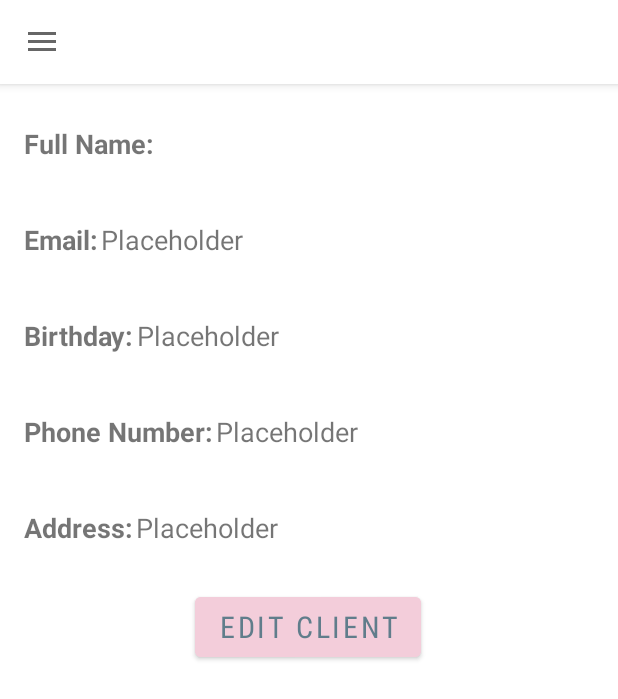
After one commit to appeldaniel1998/ABM, an Android app: the ClientsSingleClientViewActivity screen opened directly, with no data from a screen before it, on a phone screen of 412 x 824 dp. The commit adds this screen. Shown: the top 699 px of the screen. Run offline under Robolectric (Android 15) with nearby library versions, the phone set to English and light mode, and no system bars; our stand-ins replace Firebase (no records; nobody signed in at launch, a user with empty details on screens opened directly); 5 statements that could not run were skipped.

Commit message:
added onclick to clients, single client activity

```diff
--- a/app/src/main/java/com/example/abm/Clients/ClientItemRecycleView.java
+++ b/app/src/main/java/com/example/abm/Clients/ClientItemRecycleView.java
@@ -3,10 +3,12 @@ package com.example.abm.Clients;
 public class ClientItemRecycleView {
     private String name;
     private String email;
+    private String UID;
 
-    public ClientItemRecycleView(String name, String email) {
+    public ClientItemRecycleView(String name, String email, String uid) {
         this.name = name;
         this.email = email;
+        this.UID = uid;
     }
 
     public String getName() {
@@ -16,4 +18,8 @@ public class ClientItemRecycleView {
     public String getEmail() {
         return email;
     }
+
+    public String getUID() {
+        return UID;
+    }
 }
--- a/app/src/main/java/com/example/abm/Clients/ClientsMainActivity.java
+++ b/app/src/main/java/com/example/abm/Clients/ClientsMainActivity.java
@@ -1,19 +1,16 @@
 package com.example.abm.Clients;
 
 import android.app.ProgressDialog;
+import android.content.Intent;
 import android.os.Bundle;
 
-import androidx.annotation.NonNull;
 import androidx.recyclerview.widget.DividerItemDecoration;
 import androidx.recyclerview.widget.LinearLayoutManager;
 import androidx.recyclerview.widget.RecyclerView;
 
 import com.example.abm.BaseActivity;
 import com.example.abm.R;
-import com.google.android.gms.tasks.OnCompleteListener;
-import com.google.android.gms.tasks.Task;
 import com.google.firebase.firestore.QueryDocumentSnapshot;
-import com.google.firebase.firestore.QuerySnapshot;
 
 import java.util.ArrayList;
 import java.util.Map;
@@ -44,27 +41,29 @@ public class ClientsMainActivity extends BaseActivity {
 
         super.getCurrDatabase().collection("Clients")
                 .get()
-                .addOnCompleteListener(new OnCompleteListener<QuerySnapshot>() {
-                    @Override
-                    public void onComplete(@NonNull Task<QuerySnapshot> task) {
+                .addOnCompleteListener(task -> {
                     if (task.isSuccessful()) {
                         for (QueryDocumentSnapshot document : task.getResult()) {
                             Map<String, Object> data = document.getData();
                             String name = data.get("firstName") + " " + data.get("lastName");
                             String email = (String) data.get("email");
-                                clients.add(new ClientItemRecycleView(name, email));
+                            String uid = (String) data.get("uid");
+                            clients.add(new ClientItemRecycleView(name, email, uid));
                         }
                         recyclerViewAdapter = new ClientsRecycleAdapter(clients);
                         recyclerView.setAdapter(recyclerViewAdapter);
                         progressDialog.dismiss();
-                        }
-                    }
-                });
 
                         recyclerViewAdapter.setOnItemClickListener(new ClientsRecycleAdapter.OnItemClickListener() {
                             @Override
                             public void onItemClick(int position) {
+//                                ClientsMainActivity.super.setClientIndex(clients.get(position).getUID());
 
+                                Intent myIntent = new Intent(ClientsMainActivity.this, ClientsSingleClientViewActivity.class);
+                                myIntent.putExtra("clientUID", clients.get(position).getUID()); //Optional parameters
+                                ClientsMainActivity.this.startActivity(myIntent);
+                            }
+                        });
                     }
                 });
     }
--- /dev/null
+++ b/app/src/main/java/com/example/abm/Clients/ClientsSingleClientViewActivity.java
@@ -0,0 +1,67 @@
+package com.example.abm.Clients;
+
+import android.app.ProgressDialog;
+import android.content.Intent;
+import android.os.Bundle;
+import android.widget.TextView;
+
+import com.example.abm.BaseActivity;
+import com.example.abm.R;
+import com.google.android.gms.tasks.OnSuccessListener;
+import com.google.firebase.firestore.DocumentSnapshot;
+
+public class ClientsSingleClientViewActivity extends BaseActivity {
+
+    Client client;
+    String clientUID;
+
+    private TextView titleName;
+    private TextView name;
+    private TextView email;
+    private TextView birthday;
+    private TextView phoneNumber;
+    private TextView address;
+
+    @Override
+    protected void onCreate(Bundle savedInstanceState) {
+        super.onCreate(savedInstanceState);
+        setContentView(R.layout.activity_clients_single_client_view);
+        super.initMenuSideBar();
+
+        ProgressDialog progressDialog;
+        progressDialog = ProgressDialog.show(this, "Client", "Loading, please wait...", true);
+
+        Intent intent = getIntent();
+        clientUID = intent.getStringExtra("clientUID");
+
+        super.getCurrDatabase().collection("Clients").document(clientUID)
+                .get()
+                .addOnSuccessListener(new OnSuccessListener<DocumentSnapshot>() {
+                    @Override
+                    public void onSuccess(DocumentSnapshot documentSnapshot) {
+                        client = documentSnapshot.toObject(Client.class);
+                        initValuesOfLayout();
+                        progressDialog.dismiss();
+                    }
+                });
+
+
+    }
+
+    private void initValuesOfLayout() {
+        titleName = findViewById(R.id.titleFullName);
+        name = findViewById(R.id.fullNamePlaceholder);
+        email = findViewById(R.id.emailPlaceholder);
+        birthday = findViewById(R.id.birthdayPlaceholder);
+        phoneNumber = findViewById(R.id.phoneNumberPlaceholder);
+        address = findViewById(R.id.addressPlaceholder);
+
+        String fullName = client.getFirstName() + " " + this.client.getLastName();
+        titleName.setText(fullName);
+        name.setText(fullName);
+        email.setText(client.getEmail());
+        birthday.setText(client.getBirthdayDate());
+        phoneNumber.setText(client.getPhoneNumber());
+        address.setText(client.getAddress());
+    }
+}
--- /dev/null
+++ b/app/src/main/res/layout/activity_clients_single_client_view.xml
@@ -0,0 +1,260 @@
+<?xml version="1.0" encoding="utf-8"?>
+<androidx.drawerlayout.widget.DrawerLayout xmlns:android="http://schemas.android.com/apk/res/android"
+    xmlns:app="http://schemas.android.com/apk/res-auto"
+    xmlns:tools="http://schemas.android.com/tools"
+    android:id="@+id/drawer_layout"
+    android:layout_width="match_parent"
+    android:layout_height="match_parent"
+    tools:context=".Clients.ClientsSingleClientViewActivity">
+
+    <androidx.constraintlayout.widget.ConstraintLayout
+        android:layout_width="match_parent"
+        android:layout_height="wrap_content">
+
+        <com.google.android.material.appbar.AppBarLayout
+            android:id="@+id/AppBar"
+            android:layout_width="match_parent"
+            android:layout_height="wrap_content"
+            app:layout_constraintEnd_toEndOf="parent"
+            app:layout_constraintStart_toStartOf="parent"
+            app:layout_constraintTop_toTopOf="parent">
+
+            <androidx.appcompat.widget.Toolbar
+                android:id="@+id/ProductsRecycleView"
+                android:layout_width="match_parent"
+                android:layout_height="?attr/actionBarSize"
+                android:background="@android:color/white">
+
+                <TextView
+                    android:id="@+id/titleFullName"
+                    android:layout_width="match_parent"
+                    android:layout_height="wrap_content"
+                    android:text="@string/placeholder"
+                    android:textColor="@color/cardview_dark_background"
+                    android:textSize="20sp"
+                    android:textStyle="bold" />
+            </androidx.appcompat.widget.Toolbar>
+        </com.google.android.material.appbar.AppBarLayout>
+
+
+        <LinearLayout
+            android:id="@+id/fullNameLinearLayout"
+            android:layout_width="match_parent"
+            android:layout_height="wrap_content"
+            android:layout_marginTop="16dp"
+            android:orientation="horizontal"
+            app:layout_constraintEnd_toEndOf="parent"
+            app:layout_constraintStart_toStartOf="parent"
+            app:layout_constraintTop_toBottomOf="@+id/AppBar">
+
+            <TextView
+                android:id="@+id/fullName"
+                android:layout_width="wrap_content"
+                android:layout_height="wrap_content"
+                android:layout_marginStart="16dp"
+                android:autofillHints="name"
+                android:gravity="center_vertical"
+                android:minHeight="48dp"
+                android:text="@string/full_name"
+                android:textColorHint="#757575"
+                android:textSize="18sp"
+                android:textStyle="bold"
+                app:layout_constraintStart_toStartOf="parent"
+                app:layout_constraintTop_toTopOf="parent" />
+
+            <TextView
+                android:id="@+id/fullNamePlaceholder"
+                android:layout_width="wrap_content"
+                android:layout_height="wrap_content"
+                android:layout_marginStart="2dp"
+                android:layout_marginEnd="16dp"
+                android:autofillHints="name"
+                android:gravity="center_vertical"
+                android:minHeight="48dp"
+                android:text="@string/placeholder"
+                android:textColorHint="#757575"
+                android:textSize="18sp" />
+        </LinearLayout>
+
+        <LinearLayout
+            android:id="@+id/emailLinearLayout"
+            android:layout_width="match_parent"
+            android:layout_height="wrap_content"
+            android:layout_marginTop="16dp"
+            android:orientation="horizontal"
+            app:layout_constraintEnd_toEndOf="parent"
+            app:layout_constraintStart_toStartOf="parent"
+            app:layout_constraintTop_toBottomOf="@+id/fullNameLinearLayout">
+
+            <TextView
+                android:id="@+id/email"
+                android:layout_width="wrap_content"
+                android:layout_height="wrap_content"
+                android:layout_marginStart="16dp"
+                android:autofillHints="name"
+                android:gravity="center_vertical"
+                android:minHeight="48dp"
+                android:text="@string/email"
+                android:textColorHint="#757575"
+                android:textSize="18sp"
+                android:textStyle="bold"
+                app:layout_constraintStart_toStartOf="parent"
+                app:layout_constraintTop_toTopOf="parent" />
+
+            <TextView
+                android:id="@+id/emailPlaceholder"
+                android:layout_width="wrap_content"
+                android:layout_height="wrap_content"
+                android:layout_marginStart="2dp"
+                android:layout_marginEnd="16dp"
+                android:autofillHints="name"
+                android:gravity="center_vertical"
+                android:minHeight="48dp"
+                android:text="@string/placeholder"
+                android:textColorHint="#757575"
+                android:textSize="18sp" />
+        </LinearLayout>
+
+
+        <LinearLayout
+            android:id="@+id/birthdayLinearLayout"
+            android:layout_width="match_parent"
+            android:layout_height="wrap_content"
+            android:layout_marginTop="16dp"
+            android:orientation="horizontal"
+            app:layout_constraintEnd_toEndOf="parent"
+            app:layout_constraintStart_toStartOf="parent"
+            app:layout_constraintTop_toBottomOf="@+id/emailLinearLayout">
+
+            <TextView
+                android:id="@+id/birthday"
+                android:layout_width="wrap_content"
+                android:layout_height="wrap_content"
+                android:layout_marginStart="16dp"
+                android:autofillHints="name"
+                android:gravity="center_vertical"
+                android:minHeight="48dp"
+                android:text="@string/birthday"
+                android:textColorHint="#757575"
+                android:textSize="18sp"
+                android:textStyle="bold"
+                app:layout_constraintStart_toStartOf="parent"
+                app:layout_constraintTop_toTopOf="parent" />
+
+            <TextView
+                android:id="@+id/birthdayPlaceholder"
+                android:layout_width="wrap_content"
+                android:layout_height="wrap_content"
+                android:layout_marginStart="2dp"
+                android:layout_marginEnd="16dp"
+                android:autofillHints="name"
+                android:gravity="center_vertical"
+                android:minHeight="48dp"
+                android:text="@string/placeholder"
+                android:textColorHint="#757575"
+                android:textSize="18sp" />
+        </LinearLayout>
+
+        <LinearLayout
+            android:id="@+id/phoneNumberLinearLayout"
+            android:layout_width="match_parent"
+            android:layout_height="wrap_content"
+            android:layout_marginTop="16dp"
+            android:orientation="horizontal"
+            app:layout_constraintEnd_toEndOf="parent"
+            app:layout_constraintStart_toStartOf="parent"
+            app:layout_constraintTop_toBottomOf="@+id/birthdayLinearLayout">
+
+            <TextView
+                android:id="@+id/phoneNumber"
+                android:layout_width="wrap_content"
+                android:layout_height="wrap_content"
+                android:layout_marginStart="16dp"
+                android:autofillHints="name"
+                android:gravity="center_vertical"
+                android:minHeight="48dp"
+                android:text="@string/phone_number_colon"
+                android:textColorHint="#757575"
+                android:textSize="18sp"
+                android:textStyle="bold"
+                app:layout_constraintStart_toStartOf="parent"
+                app:layout_constraintTop_toTopOf="parent" />
+
+            <TextView
+                android:id="@+id/phoneNumberPlaceholder"
+                android:layout_width="wrap_content"
+                android:layout_height="wrap_content"
+                android:layout_marginStart="2dp"
+                android:layout_marginEnd="16dp"
+                android:autofillHints="name"
+                android:gravity="center_vertical"
+                android:minHeight="48dp"
+                android:text="@string/placeholder"
+                android:textColorHint="#757575"
+                android:textSize="18sp" />
+        </LinearLayout>
+
+        <LinearLayout
+            android:id="@+id/addressLinearLayout"
+            android:layout_width="match_parent"
+            android:layout_height="wrap_content"
+            android:layout_marginTop="16dp"
+            android:orientation="horizontal"
+            app:layout_constraintEnd_toEndOf="parent"
+            app:layout_constraintStart_toStartOf="parent"
+            app:layout_constraintTop_toBottomOf="@+id/phoneNumberLinearLayout">
+
+            <TextView
+                android:id="@+id/address"
+                android:layout_width="wrap_content"
+                android:layout_height="wrap_content"
+                android:layout_marginStart="16dp"
+                android:autofillHints="name"
+                android:gravity="center_vertical"
+                android:minHeight="48dp"
+                android:text="@string/address_colon"
+                android:textColorHint="#757575"
+                android:textSize="18sp"
+                android:textStyle="bold"
+                app:layout_constraintStart_toStartOf="parent"
+                app:layout_constraintTop_toTopOf="parent" />
+
+            <TextView
+                android:id="@+id/addressPlaceholder"
+                android:layout_width="wrap_content"
+                android:layout_height="wrap_content"
+                android:layout_marginStart="2dp"
+                android:layout_marginEnd="16dp"
+                android:autofillHints="name"
+                android:gravity="center_vertical"
+                android:minHeight="48dp"
+                android:text="@string/placeholder"
+                android:textColorHint="#757575"
+                android:textSize="18sp" />
+        </LinearLayout>
+
+        <Button
+            android:id="@+id/registerButton"
+            android:layout_width="wrap_content"
+            android:layout_height="52dp"
+            android:layout_marginStart="16dp"
+            android:layout_marginTop="16dp"
+            android:layout_marginEnd="16dp"
+            android:backgroundTint="#F8F3CDDA"
+            android:fontFamily="sans-serif-condensed"
+            android:text="@string/edit_client"
+            android:textColor="#607D8B"
+            android:textSize="20sp"
+            app:layout_constraintEnd_toEndOf="parent"
+            app:layout_constraintHorizontal_bias="0.498"
+            app:layout_constraintStart_toStartOf="parent"
+            app:layout_constraintTop_toBottomOf="@+id/addressLinearLayout" />
+    </androidx.constraintlayout.widget.ConstraintLayout>
+
+    <com.google.android.material.navigation.NavigationView
+        android:id="@+id/nav_view"
+        android:layout_width="wrap_content"
+        android:layout_height="match_parent"
+        android:layout_gravity="start"
+        app:menu="@menu/nav_menu" />
+</androidx.drawerlayout.widget.DrawerLayout>
--- a/app/src/main/res/values/strings.xml
+++ b/app/src/main/res/values/strings.xml
@@ -15,4 +15,5 @@
     <string name="pink">Pink</string>
 
     <string name="sign_out">Sign Out</string>
+    <string name="edit_client">Edit Client</string>
 </resources>
--- a/app/src/main/res/values/strings_clients.xml
+++ b/app/src/main/res/values/strings_clients.xml
@@ -1,2 +1,9 @@
 <?xml version="1.0" encoding="utf-8"?>
-<resources></resources>
+<resources>
+    <string name="placeholder">Placeholder</string>
+    <string name="full_name">Full Name:</string>
+    <string name="email">Email:</string>
+    <string name="birthday">Birthday:</string>
+    <string name="phone_number_colon">Phone Number:</string>
+    <string name="address_colon">Address:</string>
+</resources>
```
Also changed, not shown: app/src/main/AndroidManifest.xml (+7 -0 lines). Lines whose indentation alone changed are shown as unchanged.
